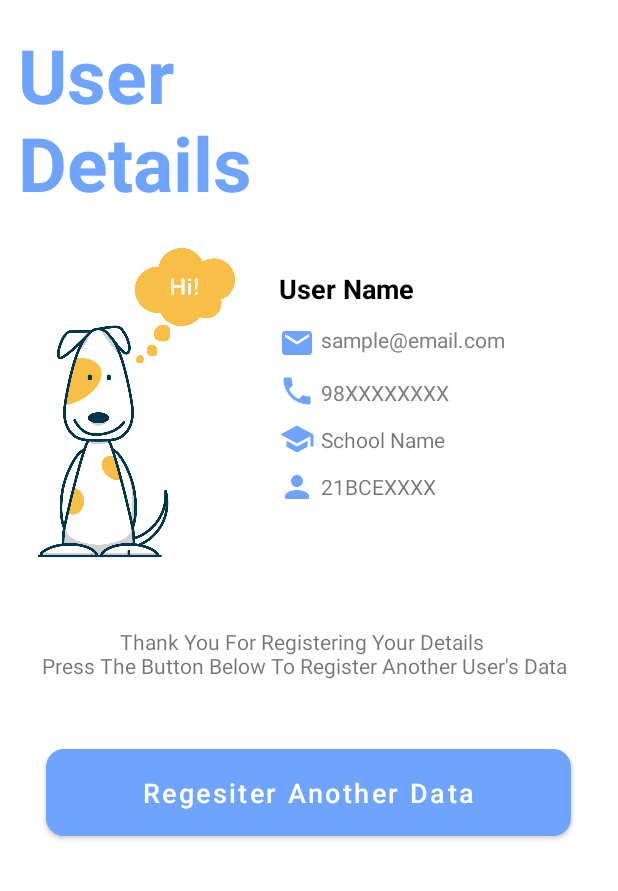
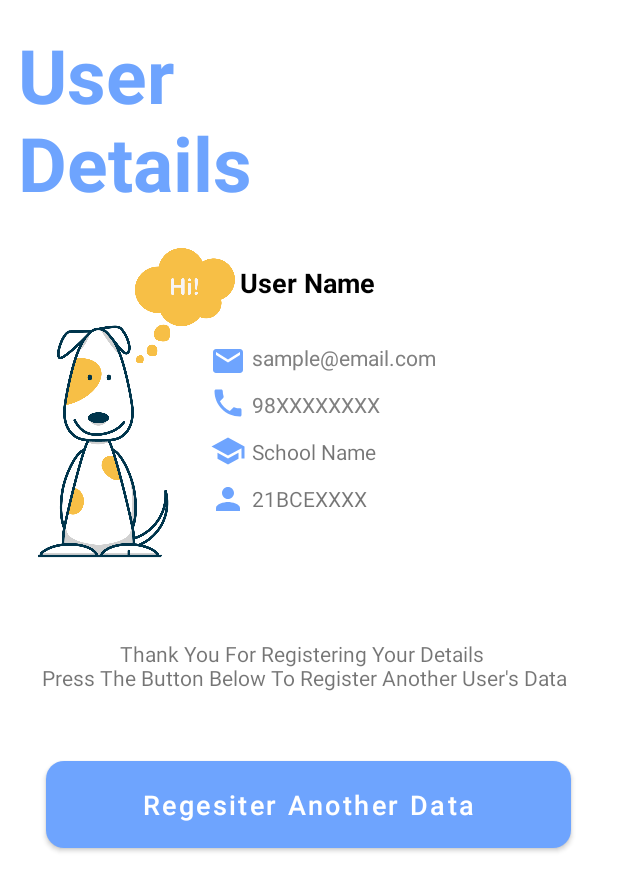
Before and after one commit to PrashannaR/myForm, an Android app: the layout activity_show_details.xml on its own in the app's theme, with its tools: preview values and no code run, on a phone screen of 412 x 824 dp. Shown: the top 891 px of the screen. Run offline under Robolectric (Android 15) with nearby library versions, the phone set to English and light mode, and no system bars.

Commit message:
Basic Form Function

```diff
--- a/app/src/main/res/layout/activity_show_details.xml
+++ b/app/src/main/res/layout/activity_show_details.xml
@@ -36,36 +36,34 @@
         android:id="@+id/name"
         android:layout_width="wrap_content"
         android:layout_height="wrap_content"
-        android:layout_marginStart="20dp"
-        android:layout_marginTop="180dp"
+        android:layout_marginStart="160dp"
+        android:layout_marginTop="176dp"
         android:text="@string/user_name"
         android:textColor="@color/black"
         android:textSize="18sp"
         android:textStyle="bold"
-        app:layout_constraintEnd_toEndOf="parent"
-        app:layout_constraintHorizontal_bias="0.0"
-        app:layout_constraintStart_toEndOf="@+id/imageView3"
+        app:layout_constraintStart_toStartOf="parent"
         app:layout_constraintTop_toTopOf="parent" />
 
     <ImageView
         android:id="@+id/emailIcon"
         android:layout_width="wrap_content"
         android:layout_height="wrap_content"
-        android:layout_marginStart="20dp"
-        android:layout_marginTop="12dp"
-        app:layout_constraintStart_toEndOf="@+id/imageView3"
+        android:layout_marginStart="140dp"
+        android:layout_marginTop="28dp"
+        android:contentDescription="@string/email_icon"
+        app:layout_constraintStart_toStartOf="parent"
         app:layout_constraintTop_toBottomOf="@+id/name"
-        app:srcCompat="@drawable/ic_baseline_email_24"
-        android:contentDescription="@string/email_icon" />
+        app:srcCompat="@drawable/ic_baseline_email_24" />
 
     <TextView
         android:id="@+id/emailID"
         android:layout_width="wrap_content"
         android:layout_height="wrap_content"
         android:layout_marginStart="4dp"
+        android:layout_marginTop="28dp"
+        android:text="@string/sample_email_com"
         android:textColor="@color/grey"
-        android:layout_marginTop="12dp"
-        android:text="@string/sample_email_com"
         app:layout_constraintStart_toEndOf="@+id/emailIcon"
         app:layout_constraintTop_toBottomOf="@+id/name" />
 
@@ -73,19 +71,19 @@
         android:id="@+id/phoneIcon"
         android:layout_width="wrap_content"
         android:layout_height="wrap_content"
-        android:layout_marginStart="20dp"
-        android:layout_marginTop="8dp"
-        app:layout_constraintStart_toEndOf="@+id/imageView3"
+        android:layout_marginStart="140dp"
+        android:layout_marginTop="4dp"
+        android:contentDescription="@string/phone_icon"
+        app:layout_constraintStart_toStartOf="parent"
         app:layout_constraintTop_toBottomOf="@+id/emailIcon"
-        app:srcCompat="@drawable/ic_baseline_local_phone_24"
-        android:contentDescription="@string/phone_icon" />
+        app:srcCompat="@drawable/ic_baseline_local_phone_24" />
 
     <TextView
         android:id="@+id/phoneNo"
         android:layout_width="wrap_content"
         android:layout_height="wrap_content"
         android:layout_marginStart="4dp"
-        android:layout_marginTop="16dp"
+        android:layout_marginTop="12dp"
         android:text="@string/_98xxxxxxxx"
         android:textColor="@color/grey"
         app:layout_constraintStart_toEndOf="@+id/phoneIcon"
@@ -95,10 +93,10 @@
         android:id="@+id/schoolIcon"
         android:layout_width="wrap_content"
         android:layout_height="wrap_content"
-        android:layout_marginStart="20dp"
+        android:layout_marginStart="140dp"
         android:layout_marginTop="8dp"
         android:contentDescription="@string/school_icon"
-        app:layout_constraintStart_toEndOf="@+id/imageView3"
+        app:layout_constraintStart_toStartOf="parent"
         app:layout_constraintTop_toBottomOf="@+id/phoneIcon"
         app:srcCompat="@drawable/ic_baseline_school_24" />
 
@@ -116,12 +114,12 @@
         android:id="@+id/regNoIcon"
         android:layout_width="wrap_content"
         android:layout_height="wrap_content"
-        android:layout_marginStart="20dp"
+        android:layout_marginStart="140dp"
         android:layout_marginTop="8dp"
-        app:layout_constraintStart_toEndOf="@+id/imageView3"
+        android:contentDescription="@string/reg_number_icon"
+        app:layout_constraintStart_toStartOf="parent"
         app:layout_constraintTop_toBottomOf="@+id/schoolIcon"
-        app:srcCompat="@drawable/ic_baseline_person_24"
-        android:contentDescription="@string/reg_number_icon" />
+        app:srcCompat="@drawable/ic_baseline_person_24" />
 
     <TextView
         android:id="@+id/regNo"
```
Also changed, not shown: app/src/main/java/com/example/myform/Details.java (+28 -6 lines), app/src/main/java/com/example/myform/ShowDetails.java (+14 -2 lines), app/src/main/java/com/example/myform/model/Model.java (added, +85 -0 lines).
